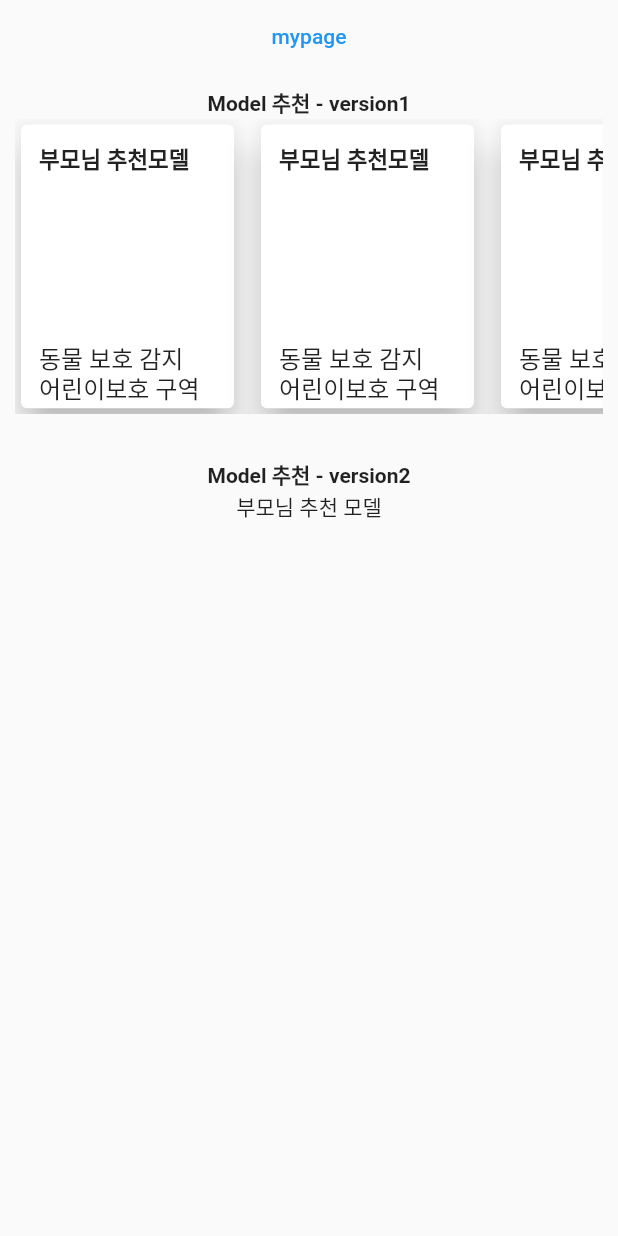
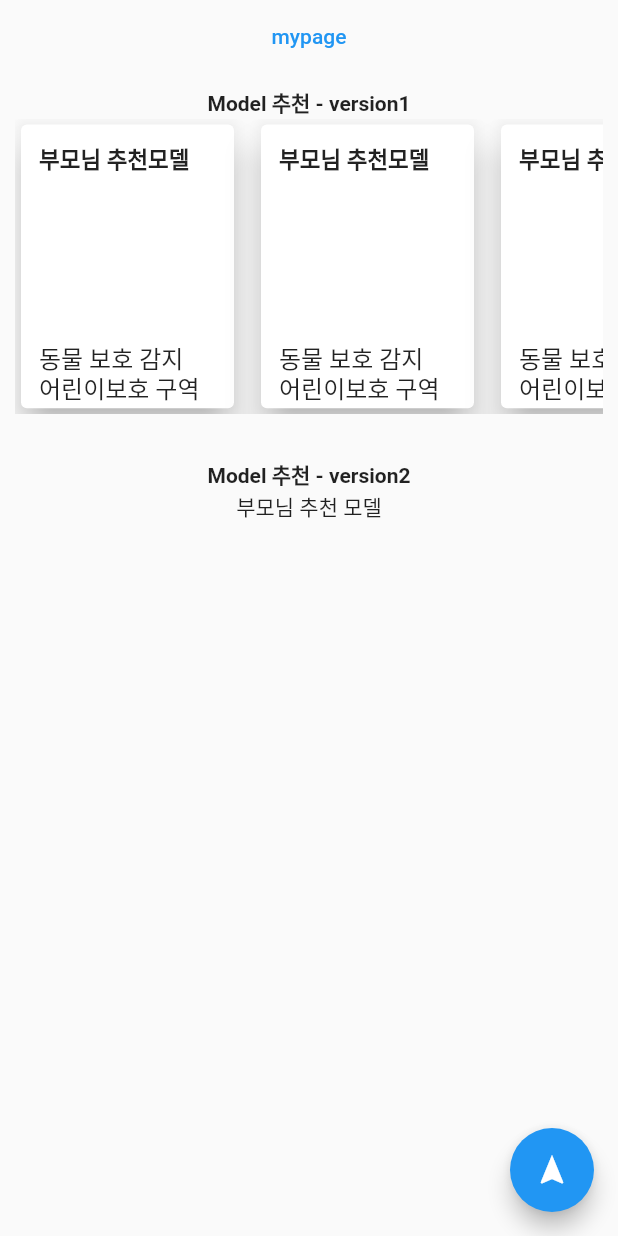
Before and after one commit to ggpark1218/2022_1_TuringPoint, a Flutter app: the home screen opened directly, on a phone screen of 412 x 824 dp. Run offline on Flutter 3.47's test engine with Material 2 defaults, Android fonts, the phone set to English and light mode, and no system bars; drawn by our look-alikes of carousel_slider; our stand-ins replace flutter_screenutil, get, google_fonts.

Commit message:
floatingButton 추가

```diff
--- a/lib/home.dart
+++ b/lib/home.dart
@@ -339,6 +339,10 @@ class home extends StatelessWidget {
           ),
         ],
       ),
+      floatingActionButton: FloatingActionButton(
+          onPressed: (){},
+          child: Icon(Icons.navigation)
+      ),
     );
   }
 }
--- a/pubspec.yaml
+++ b/pubspec.yaml
@@ -63,7 +63,7 @@ flutter:
 
   # To add assets to your application, add an assets section, like this:
   assets:
-    - assets/images/google_logo.png
+     - assets/images/google_logo.png
 
   # An image asset can refer to one or more resolution-specific "variants", see
   # https://flutter.dev/assets-and-images/#resolution-aware.
```
